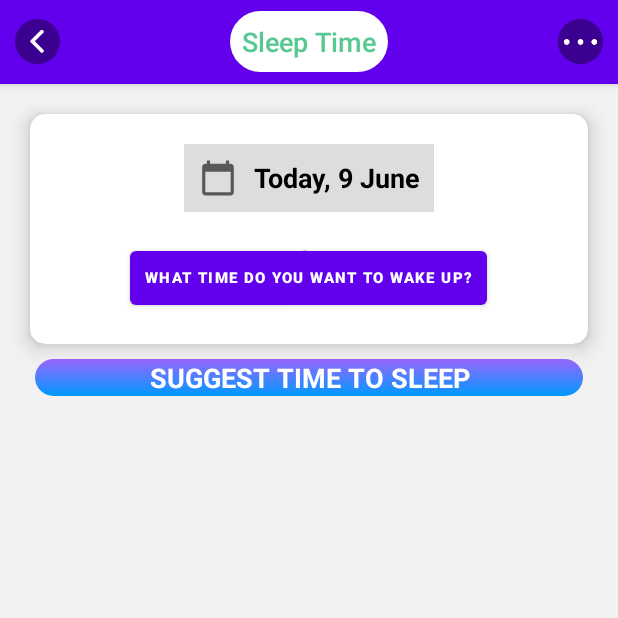
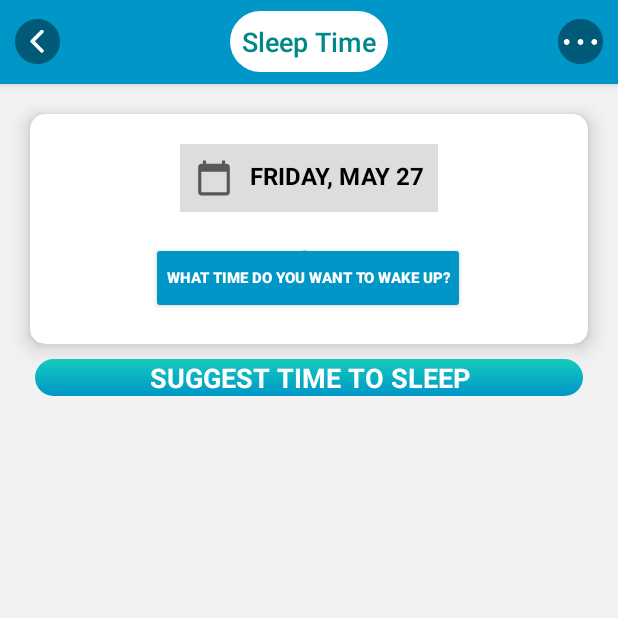
Before and after one commit to lamphusy/HyperLife, an Android app: the SleepTime screen opened directly, with no data from a screen before it, on a phone screen of 412 x 824 dp, the top half of it. Run offline under Robolectric (Android 15) with nearby library versions, the phone set to English and light mode, and no system bars; our stand-ins replace Firebase (no records; nobody signed in at launch, a user with empty details on screens opened directly); 1 statement that could not run was skipped.

```diff
--- a/app/build.gradle
+++ b/app/build.gradle
@@ -30,7 +30,9 @@ android {
         targetCompatibility JavaVersion.VERSION_1_8
     }
 }
-
+repositories {
+    maven { url 'https://jitpack.io' }
+}
 dependencies {
 
     implementation 'androidx.appcompat:appcompat:1.4.1'
@@ -54,6 +56,8 @@ dependencies {
 
     implementation 'com.github.clans:fab:1.6.4'
     implementation 'com.github.bumptech.glide:glide:4.13.2'
+    implementation 'com.github.john990:WaveView:v0.9'
+
 
     implementation 'com.pierfrancescosoffritti.androidyoutubeplayer:core:11.0.1'
 
--- a/app/src/main/java/com/hyperlife/SleepTime.java
+++ b/app/src/main/java/com/hyperlife/SleepTime.java
@@ -6,6 +6,7 @@ import static java.time.temporal.TemporalAdjusters.previousOrSame;
 import androidx.annotation.NonNull;
 import androidx.annotation.RequiresApi;
 import androidx.appcompat.app.AppCompatActivity;
+import androidx.appcompat.widget.AppCompatButton;
 import androidx.viewpager2.widget.ViewPager2;
 
 import android.app.AlarmManager;
@@ -51,8 +52,8 @@ import java.util.Calendar;
 public class SleepTime extends AppCompatActivity {
 
     FirebaseFirestore firestore;
-    TextView txtLoading, txtAskTime, txtTimeWake, txtTimeSleep;
-    Button btnSetWakeupTime;
+    TextView txtLoading, txtAskTime, txtTimeWake, txtTimeSleep, txtDateTimeSleep;
+    AppCompatButton btnSetWakeupTime;
     LinearLayout sleepTimeLinear, sleepTimeLinear2;
     ImageView imgBack, imgMoreOption;
     ViewPager2 viewPagerSleep;
@@ -88,14 +89,16 @@ public class SleepTime extends AppCompatActivity {
         txtAskTime = (TextView) findViewById(R.id.text_view_time_wake);
         txtTimeWake = (TextView) findViewById(R.id.time_to_wake);
         txtTimeSleep = (TextView)findViewById(R.id.time_to_sleep);
-        btnSetWakeupTime = (Button) findViewById(R.id.choose_button_wake_up_time);
+        btnSetWakeupTime = (AppCompatButton) findViewById(R.id.choose_button_wake_up_time);
         sleepTimeLinear = (LinearLayout)findViewById(R.id.sleep_time_linear);
         sleepTimeLinear2 = (LinearLayout) findViewById(R.id.sleep_time_linear_2);
         imgBack = (ImageView) findViewById(R.id.button_back_sleep_time);
         viewPagerSleep = (ViewPager2)findViewById(R.id.suggest_sleep_time);
         imgMoreOption = (ImageView) findViewById(R.id.more_menu_sleep_time);
+        txtDateTimeSleep = (TextView)findViewById(R.id.date_time_sleep);
 
 
+        backGroundThread();
         updateTimeWakeSleep();
         checkSetTimeWakeAlready();
 
@@ -105,6 +108,17 @@ public class SleepTime extends AppCompatActivity {
 
 
 
+    }
+    private void backGroundThread() {
+        Thread thread = new Thread(new Runnable() {
+            @RequiresApi(api = Build.VERSION_CODES.O)
+            @Override
+            public void run() {
+                LocalDate getToday = LocalDate.now();
+                txtDateTimeSleep.setText(getToday.getDayOfWeek() +", "+ getToday.getMonth()+" "+getToday.getDayOfMonth());
+            }
+        });
+        thread.start();
     }
 
     private void updateTimeWakeSleep() {
@@ -212,12 +226,11 @@ public class SleepTime extends AppCompatActivity {
             CharSequence name = "Hyperlife";
             String description = "Remind sleep";
             int importance = NotificationManager.IMPORTANCE_HIGH;
-            NotificationChannel channel = new NotificationChannel("notify",
+            NotificationChannel channel = new NotificationChannel("notify_sleep",
                     name,importance);
 
             NotificationManager notificationManager = getSystemService(NotificationManager.class);
             notificationManager.createNotificationChannel(channel);
-
         }
 
     }
@@ -251,7 +264,7 @@ public class SleepTime extends AppCompatActivity {
             timeAtButtonClick += 1000* 60 * 60 * 24;
         }
 
-        alarmManager.set(AlarmManager.RTC_WAKEUP,timeAtButtonClick,
+        alarmManager.setRepeating(AlarmManager.RTC_WAKEUP,timeAtButtonClick, AlarmManager.INTERVAL_DAY,
                 pendingIntent);
 
     }
--- a/app/src/main/java/com/hyperlife/Step.java
+++ b/app/src/main/java/com/hyperlife/Step.java
@@ -155,8 +155,6 @@ public class Step extends AppCompatActivity {
         imgSettingStepGoal = findViewById(R.id.more_menu_stepcount);
         txtDateTimeStep = findViewById(R.id.date_time_step);
 
-        txtDateTimeStep.setText(today.toString());
-
         intent = getIntent();
         userEmail = intent.getStringExtra("userEmail");
         step_goal = intent.getStringExtra("step_goal");
@@ -164,6 +162,8 @@ public class Step extends AppCompatActivity {
         thread = new Thread(new Runnable() {
             @Override
             public void run() {
+                LocalDate getToday = LocalDate.now();
+                txtDateTimeStep.setText(getToday.getDayOfWeek() +", "+ getToday.getMonth()+" "+getToday.getDayOfMonth());
                 if("empty".equals(step_goal)){
                     txtCountStep.setText("0");
                     txtKcalStep.setText("0");
--- a/app/src/main/java/com/hyperlife/model/AlarmReceiver.java
+++ b/app/src/main/java/com/hyperlife/model/AlarmReceiver.java
@@ -16,7 +16,7 @@ import com.hyperlife.R;
 public class AlarmReceiver extends BroadcastReceiver {
     @Override
     public void onReceive(Context context, Intent intent) {
-        NotificationCompat.Builder builder = new NotificationCompat.Builder(context,"notify")
+        NotificationCompat.Builder builder = new NotificationCompat.Builder(context,"notify_sleep")
                 .setSmallIcon(R.drawable.sleeping_in_bed)
                 .setContentTitle("It's time to go to sleep!")
                 .setContentText("Good night! I love you!")
--- a/app/src/main/res/drawable/tab_item_background.xml
+++ b/app/src/main/res/drawable/tab_item_background.xml
@@ -4,8 +4,8 @@
         <shape>
             <gradient
                 android:angle="-45"
-                android:endColor="#0099FF	"
-                android:startColor="#9966FF"
+                android:endColor="@color/primary"
+                android:startColor="#14CCBD"
                 ></gradient>
             <corners
                 android:radius="20dp">
--- a/app/src/main/res/layout/activity_sleep_time.xml
+++ b/app/src/main/res/layout/activity_sleep_time.xml
@@ -15,6 +15,8 @@
         <com.google.android.material.appbar.AppBarLayout
             android:id="@+id/sleep_time_app_bar"
             android:layout_width="match_parent"
+            android:backgroundTint="@color/primary"
+
             android:layout_height="wrap_content"
             app:layout_constraintTop_toTopOf="parent">
 
@@ -51,7 +53,7 @@
                             android:padding="8dp"
                             android:text="@string/sleep_time"
                             android:textAppearance="@android:style/TextAppearance.DeviceDefault.Medium.Inverse"
-                            android:textColor="@color/lime_200"
+                            android:textColor="@color/teal_700"
                             app:layout_constraintLeft_toLeftOf="parent"
                             app:layout_constraintRight_toRightOf="parent"
                             app:layout_constraintTop_toTopOf="parent" />
@@ -108,14 +110,14 @@
                         app:layout_constraintTop_toTopOf="parent" />
 
                     <TextView
-                        android:id="@+id/date_time_statistic"
+                        android:id="@+id/date_time_sleep"
                         android:layout_width="wrap_content"
                         android:layout_height="wrap_content"
                         android:layout_marginStart="5dp"
                         android:gravity="center"
                         android:text="Today, 9 June"
                         android:textColor="@color/black"
-                        android:textSize="18sp"
+                        android:textSize="16sp"
                         android:textStyle="bold"
                         app:layout_constraintTop_toTopOf="parent" />
                 </LinearLayout>
@@ -150,7 +152,7 @@
                     app:layout_constraintRight_toRightOf="parent"
                     app:layout_constraintTop_toBottomOf="@id/datetime_linear_sleep_time" />
 
-                <Button
+                <androidx.appcompat.widget.AppCompatButton
                     android:id="@+id/choose_button_wake_up_time"
                     android:layout_width="wrap_content"
                     android:layout_height="wrap_content"
@@ -158,6 +160,8 @@
                     android:layout_marginTop="20dp"
                     android:gravity="center"
                     android:padding="10dp"
+                    android:backgroundTint="@color/primary"
+                    android:textColor="@color/white"
                     android:text="What time do you want to wake up?"
                     android:textSize="10sp"
                     android:textStyle="bold"
@@ -207,10 +211,11 @@
                         android:id="@+id/time_to_wake"
                         android:layout_width="wrap_content"
                         android:layout_height="wrap_content"
-                        android:backgroundTint="@color/lime_200"
+                        android:background="@drawable/cardview_background_gradient"
+                        android:backgroundTint="@color/primary_opacity_0.5"
                         android:padding="10dp"
                         android:text="@string/loading"
-                        android:textColor="@color/lime_100"
+                        android:textColor="@color/teal_700"
                         android:textSize="20sp" />
                 </LinearLayout>
 
@@ -243,7 +248,7 @@
                         android:backgroundTint="@color/lime_200"
                         android:padding="10dp"
                         android:text="@string/loading"
-                        android:textColor="@color/lime_100"
+                        android:textColor="@color/teal_700"
                         android:textSize="20sp" />
                 </LinearLayout>
 
--- a/app/src/main/res/layout/activity_step.xml
+++ b/app/src/main/res/layout/activity_step.xml
@@ -23,6 +23,8 @@
 
             <com.google.android.material.appbar.AppBarLayout
                 android:layout_width="match_parent"
+                android:backgroundTint="@color/primary"
+
                 android:layout_height="wrap_content">
 
                 <androidx.appcompat.widget.Toolbar
@@ -59,7 +61,7 @@
                                 android:padding="8dp"
                                 android:text="@string/steps_label"
                                 android:textAppearance="@android:style/TextAppearance.DeviceDefault.Medium.Inverse"
-                                android:textColor="@color/primary"
+                                android:textColor="@color/teal_700"
                                 app:layout_constraintLeft_toLeftOf="parent"
                                 app:layout_constraintRight_toRightOf="parent" />
                         </androidx.constraintlayout.widget.ConstraintLayout>
@@ -119,7 +121,7 @@
                             android:gravity="center"
                             android:text="Today, 9 June"
                             android:textColor="@color/black"
-                            android:textSize="18sp"
+                            android:textSize="16sp"
                             android:textStyle="bold" />
                     </LinearLayout>
 
--- a/app/src/main/res/layout/layout_bottom_sheet_dialog_sleep_time.xml
+++ b/app/src/main/res/layout/layout_bottom_sheet_dialog_sleep_time.xml
@@ -10,7 +10,7 @@
         android:layout_height="60dp"
         android:layout_gravity="center"
         android:text="alarm wake up"
-        android:backgroundTint="@color/lime_100"/>
+        android:backgroundTint="@color/teal_200"/>
     Button
         android:id="@+id/btn_alarm_go_bed"
         android:layout_width="280dp"
--- a/app/src/main/res/values-night/themes.xml
+++ b/app/src/main/res/values-night/themes.xml
@@ -13,4 +13,7 @@
         <item name="android:statusBarColor" tools:targetApi="l">?attr/colorPrimaryVariant</item>
         <!-- Customize your theme here. -->
     </style>
+    <style name="AppTheme.Picker" parent="Theme.AppCompat.Light.NoActionBar" >
+        <item name="android:textColorPrimary">@color/primary</item>
+    </style>
 </resources>
--- a/app/src/main/res/values/colors.xml
+++ b/app/src/main/res/values/colors.xml
@@ -14,4 +14,7 @@
     <color name="googlecolor">#EF3737</color>
     <color name="facebookcolor">#3950D3</color>
     <color name="primary">#0096C7</color>
+    <color name="primary_opacity_0.5">#6B0096C7</color>
+    <color name="primary_dark">#006D91</color>
+
 </resources>
--- a/app/src/main/res/values/themes.xml
+++ b/app/src/main/res/values/themes.xml
@@ -27,6 +27,6 @@
         <item name="cornerSizeBottomRight">20dp</item>
     </style>
     <style name="AppTheme.Picker" parent="Theme.AppCompat.Light.NoActionBar" >
-        <item name="android:textColorPrimary">@android:color/holo_green_dark</item>
+        <item name="android:textColorPrimary">@color/primary</item>
     </style>
 </resources>
```
Also changed, not shown: app/src/main/AndroidManifest.xml (+7 -6 lines), app/src/main/java/com/hyperlife/HomeFragment.java (+4 -4 lines), app/src/main/java/com/hyperlife/UsageStatistics.java (+15 -22 lines), app/src/main/res/layout/activity_usage_statistics.xml (+8 -4 lines), app/src/main/res/layout/item_sleep_suggest_viewpaper.xml (+4 -4 lines), build.gradle (+21 -4 lines), settings.gradle (+14 -14 lines).
